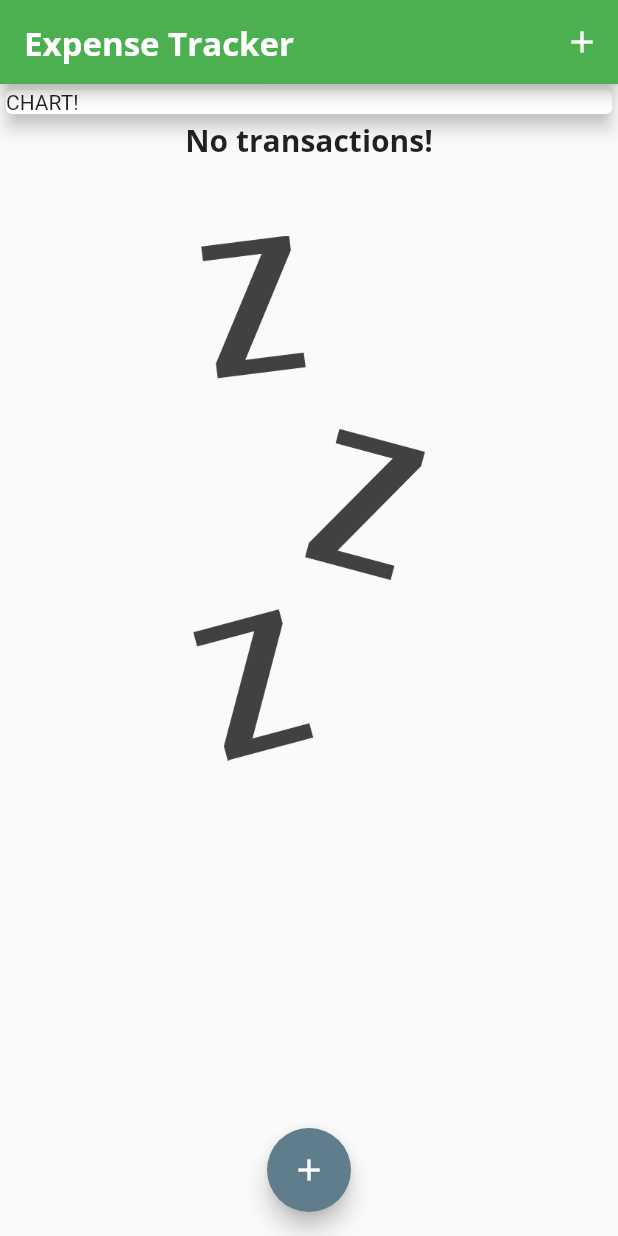
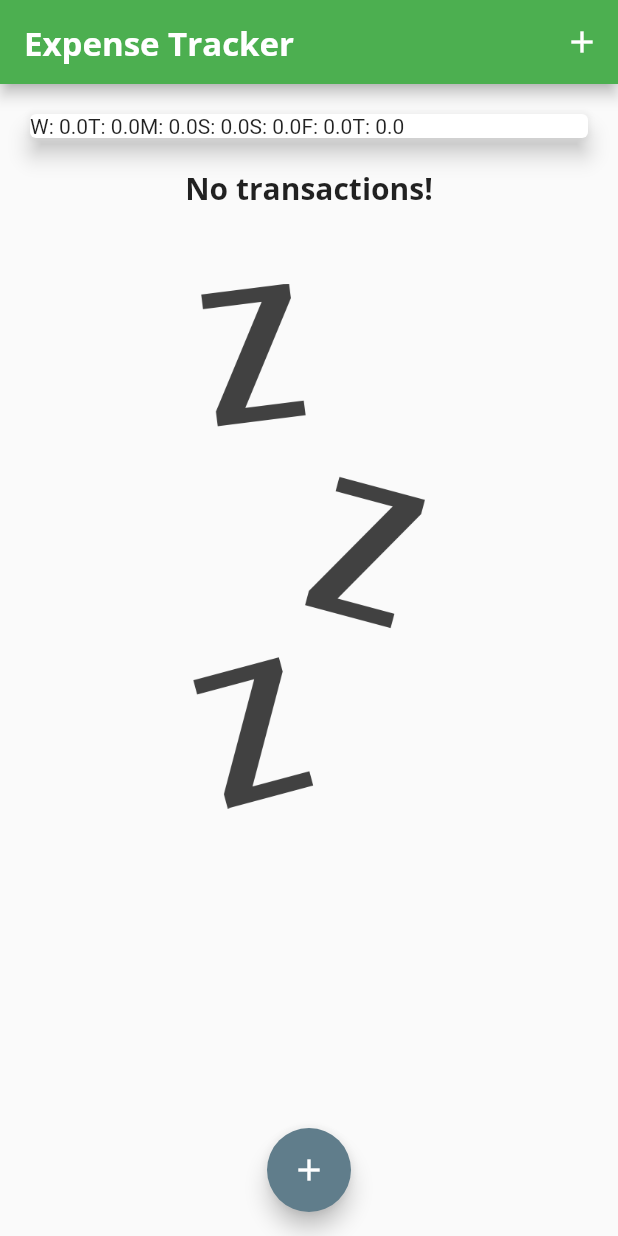
Before and after one commit to gruiz016/Flutter-Dart-Projects, a Flutter app: the screen it shows after launch, on a phone screen of 412 x 824 dp. Run offline on Flutter 3.47's test engine with Material 2 defaults, Android fonts, the light colour scheme and no system bars.

Commit message:
adding a spending chart

```diff
--- a/expense_tracker_app/lib/main.dart
+++ b/expense_tracker_app/lib/main.dart
@@ -3,6 +3,7 @@
 import 'package:expense_tracker_app/widgets/transaction_list.dart';
 import 'package:expense_tracker_app/models/transaction.dart';
 import 'package:expense_tracker_app/widgets/user_input.dart';
+import 'package:expense_tracker_app/widgets/chart.dart';
 
 void main() => runApp(ExpenseTrackerApp());
 
@@ -59,6 +60,16 @@
 //    ),
   ];
 
+  List<Transaction> get _recentTransactions {
+    return _userTransactions.where((tx) {
+      return tx.date.isAfter(
+        DateTime.now().subtract(
+          Duration(days: 7),
+        ),
+      );
+    }).toList();
+  }
+
   void _addNewTransaction(String txTitle, double txAmount) {
     final newTx = Transaction(
       title: txTitle,
@@ -101,13 +112,7 @@
         child: Column(
           crossAxisAlignment: CrossAxisAlignment.stretch,
           children: <Widget>[
-            Container(
-              width: double.infinity,
-              child: Card(
-                child: Text('CHART!'),
-                elevation: 5,
-              ),
-            ),
+            Chart(_recentTransactions),
             TransactionList(_userTransactions),
           ],
         ),
--- /dev/null
+++ b/expense_tracker_app/lib/widgets/chart.dart
@@ -0,0 +1,48 @@
+import 'package:flutter/material.dart';
+import 'package:intl/intl.dart';
+
+import 'package:expense_tracker_app/models/transaction.dart';
+
+class Chart extends StatelessWidget {
+  final recentTransactions;
+
+  Chart(this.recentTransactions);
+
+  List<Map<String, Object>> get groupedTransactionsValues {
+    return List.generate(
+      7,
+      (index) {
+        final weekDay = DateTime.now().subtract(
+          Duration(days: index),
+        );
+        var totalSum = 0.0;
+
+        for (var i = 0; i < recentTransactions.length; i++) {
+          if (recentTransactions[i].date.day == weekDay.day &&
+              recentTransactions[i].date.month == weekDay.month &&
+              recentTransactions[i].date.year == weekDay.year) {
+            totalSum += recentTransactions[i].amount;
+          }
+        }
+
+        return {
+          'date': DateFormat.E().format(weekDay).substring(0, 1),
+          'amount': totalSum
+        };
+      },
+    );
+  }
+
+  @override
+  Widget build(BuildContext context) {
+    return Card(
+      elevation: 6,
+      margin: EdgeInsets.all(20),
+      child: Row(
+        children: groupedTransactionsValues.map((data) {
+          return Text('${data['date']}: ${data['amount']}');
+        }).toList(),
+      ),
+    );
+  }
+}
```
Also changed, not shown: expense_tracker_app/lib/widgets/chart_bar.dart (added, +21 -0 lines).
